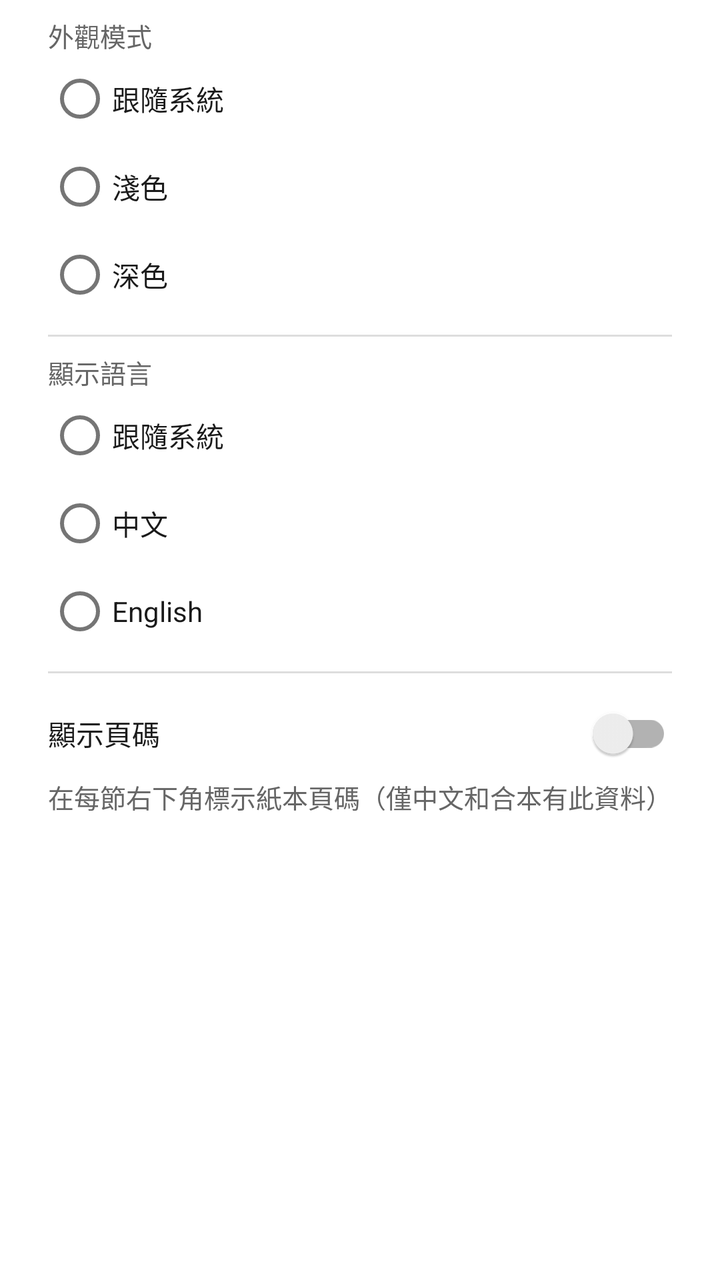
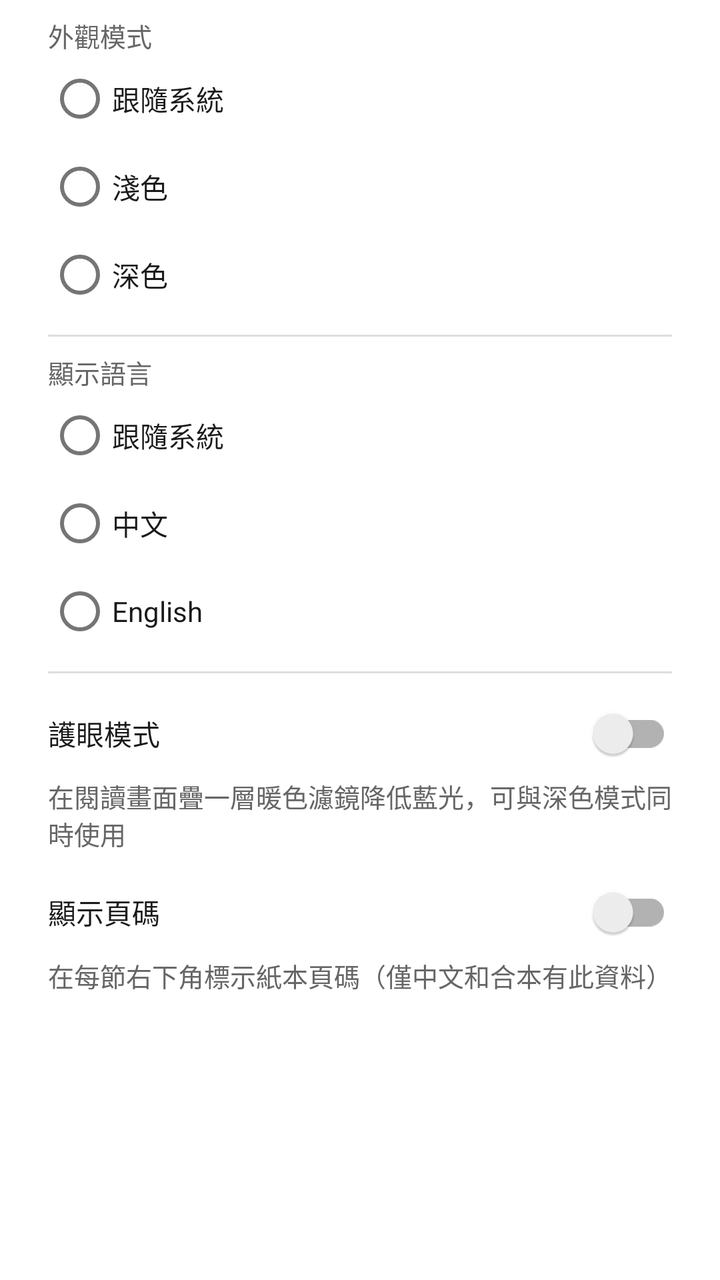

Two renders of the same Android screen: before a commit and after it. Below are the layout's source before the change and the commit's diff.
<!-- AndroidManifest.xml: application theme Theme.BibleApp -->
<!-- res/layout/dialog_appearance.xml -->
<?xml version="1.0" encoding="utf-8"?>
<ScrollView xmlns:android="http://schemas.android.com/apk/res/android"
    android:layout_width="match_parent"
    android:layout_height="wrap_content">

    <LinearLayout
        android:orientation="vertical"
        android:layout_width="match_parent"
        android:layout_height="wrap_content"
        android:paddingStart="24dp"
        android:paddingEnd="24dp"
        android:paddingTop="8dp"
        android:paddingBottom="8dp">

        <TextView
            android:layout_width="match_parent"
            android:layout_height="wrap_content"
            android:textColor="@color/text_secondary"
            android:textSize="13sp"
            android:text="@string/appearance_theme_section" />

        <RadioGroup
            android:id="@+id/groupThemeMode"
            android:orientation="vertical"
            android:layout_width="match_parent"
            android:layout_height="wrap_content">

            <RadioButton
                android:id="@+id/radioThemeSystem"
                android:layout_width="match_parent"
                android:layout_height="wrap_content"
                android:minHeight="44dp"
                android:textColor="@color/text_primary"
                android:text="@string/theme_system" />

            <RadioButton
                android:id="@+id/radioThemeLight"
                android:layout_width="match_parent"
                android:layout_height="wrap_content"
                android:minHeight="44dp"
                android:textColor="@color/text_primary"
                android:text="@string/theme_light" />

            <RadioButton
                android:id="@+id/radioThemeDark"
                android:layout_width="match_parent"
                android:layout_height="wrap_content"
                android:minHeight="44dp"
                android:textColor="@color/text_primary"
                android:text="@string/theme_dark" />

        </RadioGroup>

        <View
            android:layout_width="match_parent"
            android:layout_height="1dp"
            android:layout_marginTop="8dp"
            android:layout_marginBottom="8dp"
            android:background="@color/divider" />

        
        <TextView
            android:layout_width="match_parent"
            android:layout_height="wrap_content"
            android:textColor="@color/text_secondary"
            android:textSize="13sp"
            android:text="@string/appearance_language_section" />

        <RadioGroup
            android:id="@+id/groupLanguage"
            android:orientation="vertical"
            android:layout_width="match_parent"
            android:layout_height="wrap_content">

            <RadioButton
                android:id="@+id/radioLanguageSystem"
                android:layout_width="match_parent"
                android:layout_height="wrap_content"
                android:minHeight="44dp"
                android:textColor="@color/text_primary"
                android:text="@string/language_system" />

            <RadioButton
                android:id="@+id/radioLanguageChinese"
                android:layout_width="match_parent"
                android:layout_height="wrap_content"
                android:minHeight="44dp"
                android:textColor="@color/text_primary"
                android:text="@string/language_chinese" />

            <RadioButton
                android:id="@+id/radioLanguageEnglish"
                android:layout_width="match_parent"
                android:layout_height="wrap_content"
                android:minHeight="44dp"
                android:textColor="@color/text_primary"
                android:text="@string/language_english" />

        </RadioGroup>

        <View
            android:layout_width="match_parent"
            android:layout_height="1dp"
            android:layout_marginTop="8dp"
            android:layout_marginBottom="8dp"
            android:background="@color/divider" />

        <androidx.appcompat.widget.SwitchCompat
            android:id="@+id/switchPageNumber"
            android:layout_width="match_parent"
            android:layout_height="wrap_content"
            android:minHeight="44dp"
            android:textColor="@color/text_primary"
            android:text="@string/show_page_number" />

        <TextView
            android:layout_width="match_parent"
            android:layout_height="wrap_content"
            android:textColor="@color/text_secondary"
            android:textSize="13sp"
            android:text="@string/show_page_number_hint" />

    </LinearLayout>

</ScrollView>
<!-- resources referenced by this layout -->
<resources>
  <color name="divider">#DDDDDD</color>
  <color name="text_primary">#1A1A1A</color>
  <color name="text_secondary">#666666</color>
  <string name="appearance_language_section">顯示語言</string>
  <string name="appearance_theme_section">外觀模式</string>
  <string name="language_chinese" translatable="false">中文</string>
  <string name="language_english" translatable="false">English</string>
  <string name="language_system">跟隨系統</string>
  <string name="show_page_number">顯示頁碼</string>
  <string name="show_page_number_hint">在每節右下角標示紙本頁碼（僅中文和合本有此資料）</string>
  <string name="theme_dark">深色</string>
  <string name="theme_light">淺色</string>
  <string name="theme_system">跟隨系統</string>
  <style name="Theme.BibleApp" parent="Theme.MaterialComponents.DayNight.NoActionBar">
          
          <item name="colorPrimary">@color/purple_500</item>
          <item name="colorPrimaryVariant">@color/purple_700</item>
          <item name="colorOnPrimary">@color/white</item>
          
          <item name="colorSecondary">@color/teal_200</item>
          <item name="colorSecondaryVariant">@color/teal_700</item>
          <item name="colorOnSecondary">@color/black</item>
          
          <item name="android:statusBarColor">@android:color/transparent</item>
          <item name="android:navigationBarColor">@android:color/transparent</item>
          <item name="android:windowLightStatusBar">true</item>
          
      </style>
  <color name="purple_500">#FF6200EE</color>
  <color name="purple_700">#FF3700B3</color>
  <color name="white">#FFFFFFFF</color>
  <color name="teal_200">#FF03DAC5</color>
  <color name="teal_700">#FF018786</color>
  <color name="black">#FF000000</color>
</resources>

<!-- the commit's change to res/layout/dialog_appearance.xml (unified diff, before → after) -->
@@ -105,6 +105,23 @@
             android:layout_marginBottom="8dp"
             android:background="@color/divider" />
 
+        
+        <androidx.appcompat.widget.SwitchCompat
+            android:id="@+id/switchNightReading"
+            android:layout_width="match_parent"
+            android:layout_height="wrap_content"
+            android:minHeight="44dp"
+            android:textColor="@color/text_primary"
+            android:text="@string/night_reading_mode" />
+
+        <TextView
+            android:layout_width="match_parent"
+            android:layout_height="wrap_content"
+            android:layout_marginBottom="8dp"
+            android:textColor="@color/text_secondary"
+            android:textSize="13sp"
+            android:text="@string/night_reading_mode_hint" />
+
         <androidx.appcompat.widget.SwitchCompat
             android:id="@+id/switchPageNumber"
             android:layout_width="match_parent"
<!-- resource entries referenced after the edit -->
@@ -8,6 +8,8 @@
   <string name="language_chinese" translatable="false">中文</string>
   <string name="language_english" translatable="false">English</string>
   <string name="language_system">跟隨系統</string>
+  <string name="night_reading_mode">護眼模式</string>
+  <string name="night_reading_mode_hint">在閱讀畫面疊一層暖色濾鏡降低藍光，可與深色模式同時使用</string>
   <string name="show_page_number">顯示頁碼</string>
   <string name="show_page_number_hint">在每節右下角標示紙本頁碼（僅中文和合本有此資料）</string>
   <string name="theme_dark">深色</string>
@@ -15,24 +17,20 @@
   <string name="theme_system">跟隨系統</string>
   <style name="Theme.BibleApp" parent="Theme.MaterialComponents.DayNight.NoActionBar">
           
-          <item name="colorPrimary">@color/purple_500</item>
-          <item name="colorPrimaryVariant">@color/purple_700</item>
-          <item name="colorOnPrimary">@color/white</item>
-          
-          <item name="colorSecondary">@color/teal_200</item>
-          <item name="colorSecondaryVariant">@color/teal_700</item>
-          <item name="colorOnSecondary">@color/black</item>
+          <item name="colorPrimary">@color/accent</item>
+          <item name="colorPrimaryVariant">@color/accent_variant</item>
+          <item name="colorOnPrimary">@color/on_accent</item>
+          <item name="colorSecondary">@color/accent</item>
+          <item name="colorSecondaryVariant">@color/accent_variant</item>
+          <item name="colorOnSecondary">@color/on_accent</item>
           
           <item name="android:statusBarColor">@android:color/transparent</item>
           <item name="android:navigationBarColor">@android:color/transparent</item>
           <item name="android:windowLightStatusBar">true</item>
           
       </style>
-  <color name="purple_500">#FF6200EE</color>
-  <color name="purple_700">#FF3700B3</color>
-  <color name="white">#FFFFFFFF</color>
-  <color name="teal_200">#FF03DAC5</color>
-  <color name="teal_700">#FF018786</color>
-  <color name="black">#FF000000</color>
+  <color name="accent">#B45309</color>
+  <color name="accent_variant">#8A3F07</color>
+  <color name="on_accent">#FFFFFF</color>
 </resources>
 
